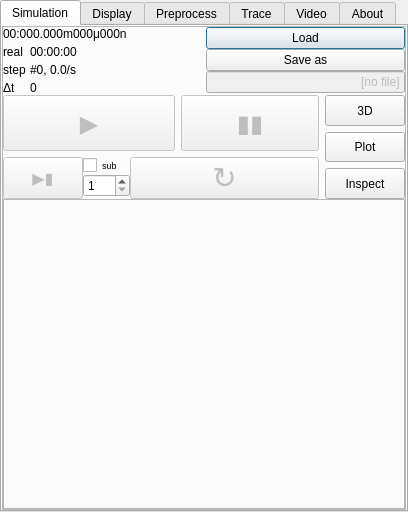
First picture: the form in gui/qt4/controller.ui, repository Azeko2xo/woodem, before the edit.
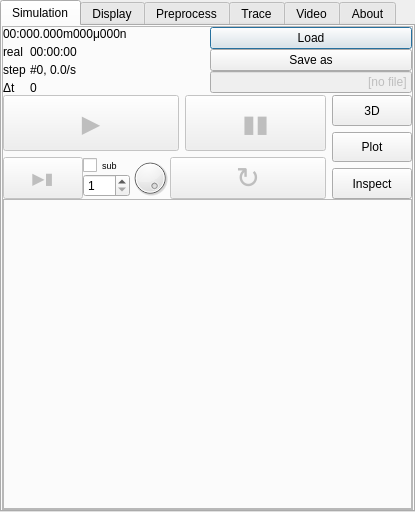
Second picture: the form after the edit. The open tabs and pages were chosen to show the change. Icons and pictures are not drawn.

Commit message: 1. Implement speed throttling and add UI for it

What changed in the file:
```diff
--- a/gui/qt4/controller.ui
+++ b/gui/qt4/controller.ui
@@ -6,7 +6,7 @@
    <rect>
     <x>0</x>
     <y>0</y>
-    <width>408</width>
+    <width>415</width>
     <height>512</height>
    </rect>
   </property>
@@ -411,6 +411,61 @@
                     </item>
                    </layout>
                   </item>
+                  <item>
+                   <widget class="QDial" name="throttleControl">
+                    <property name="sizePolicy">
+                     <sizepolicy hsizetype="Fixed" vsizetype="Fixed">
+                      <horstretch>0</horstretch>
+                      <verstretch>0</verstretch>
+                     </sizepolicy>
+                    </property>
+                    <property name="minimumSize">
+                     <size>
+                      <width>0</width>
+                      <height>0</height>
+                     </size>
+                    </property>
+                    <property name="maximumSize">
+                     <size>
+                      <width>40</width>
+                      <height>40</height>
+                     </size>
+                    </property>
+                    <property name="baseSize">
+                     <size>
+                      <width>0</width>
+                      <height>0</height>
+                     </size>
+                    </property>
+                    <property name="toolTip">
+                     <string>Limit the simulation speed by inserting pauses between timesteps. Set to 0 (default) to disable any slowdown and run as fast as possible. The number is the maximum number of steps per second since the delay of 1/N is inserted.</string>
+                    </property>
+                    <property name="maximum">
+                     <number>100</number>
+                    </property>
+                    <property name="singleStep">
+                     <number>2</number>
+                    </property>
+                    <property name="tracking">
+                     <bool>false</bool>
+                    </property>
+                    <property name="orientation">
+                     <enum>Qt::Horizontal</enum>
+                    </property>
+                    <property name="invertedAppearance">
+                     <bool>true</bool>
+                    </property>
+                    <property name="invertedControls">
+                     <bool>true</bool>
+                    </property>
+                    <property name="notchTarget">
+                     <double>100.000000000000000</double>
+                    </property>
+                    <property name="notchesVisible">
+                     <bool>false</bool>
+                    </property>
+                   </widget>
+                  </item>
                   <item>
                    <widget class="QPushButton" name="reloadButton">
                     <property name="enabled">
```
Left out of the diff: 105 changed lines with no effect on the pictures. The commit also changes 3 other files.
